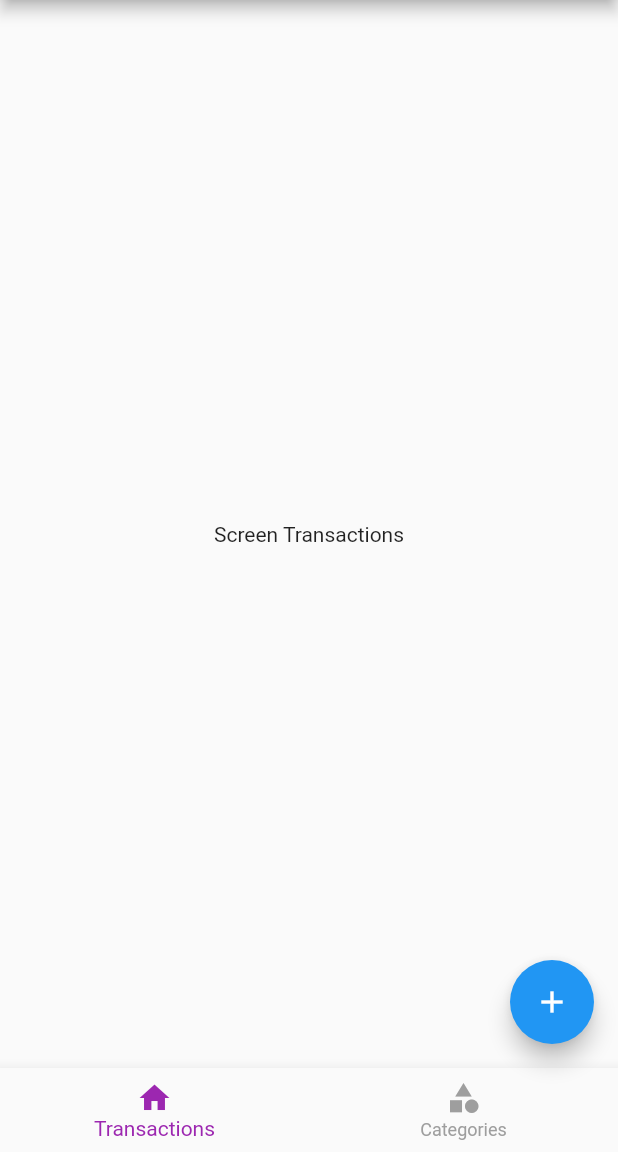
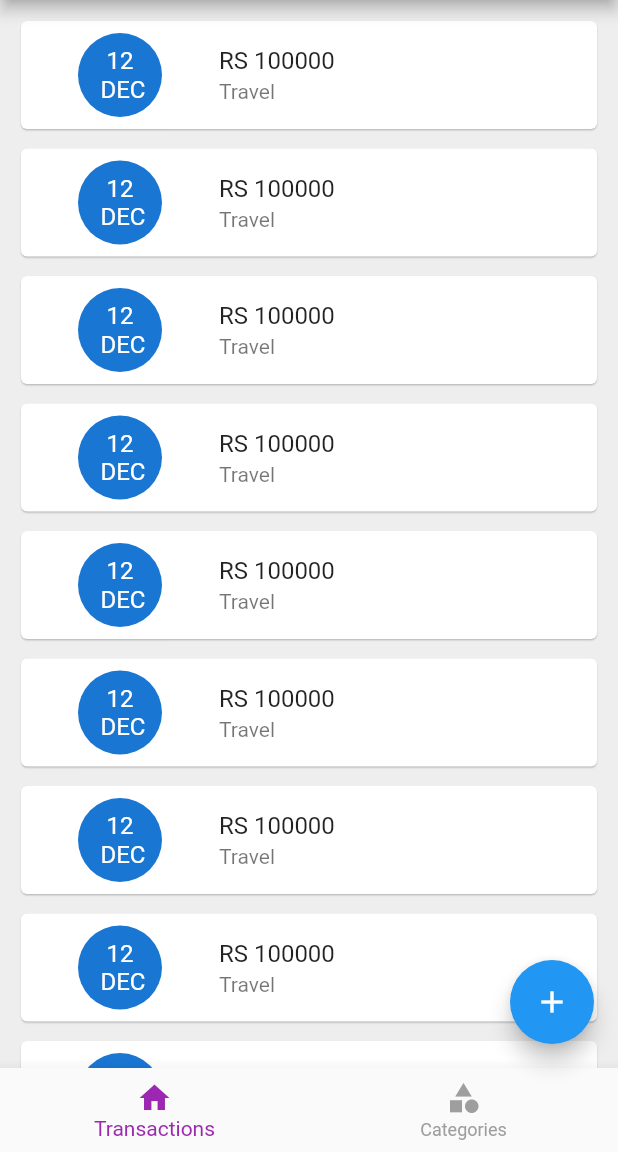
Before and after one commit to vishnuraj-m/Flutter-Money-Manager-App, a Flutter app: the screen it shows after launch, on a phone screen of 412 x 824 dp, the part 84-1236 px from its top. Run offline on Flutter 3.47's test engine with Material 2 defaults, Android fonts, the phone set to English and light mode, and no system bars.

Commit message:
Transaction UI Completed

```diff
--- a/lib/screens/home/screen_home.dart
+++ b/lib/screens/home/screen_home.dart
@@ -15,6 +15,7 @@ class ScreenHome extends StatelessWidget {
   @override
   Widget build(BuildContext context) {
     return Scaffold(
+      backgroundColor: Colors.grey[200],
       appBar: AppBar(
         title: const Text('MONEY MANAGER'),
         centerTitle: true,
--- a/lib/screens/transaction/screen_transactions.dart
+++ b/lib/screens/transaction/screen_transactions.dart
@@ -5,8 +5,30 @@ class ScreenTransactions extends StatelessWidget {
 
   @override
   Widget build(BuildContext context) {
-    return Center(
-      child: Text('Screen Transactions'),
+    return ListView.separated(
+      padding: const EdgeInsets.all(10),
+      itemBuilder: (context, index) {
+        return const Card(
+          elevation: .5,
+          child: ListTile(
+            leading: CircleAvatar(
+              radius: 50,
+              child: Text(
+                '12\n DEC',
+                textAlign: TextAlign.center,
+              ),
+            ),
+            title: Text('RS 100000'),
+            subtitle: Text('Travel'),
+          ),
+        );
+      },
+      separatorBuilder: (context, index) {
+        return const SizedBox(
+          height: 5,
+        );
+      },
+      itemCount: 20,
     );
   }
 }
```
